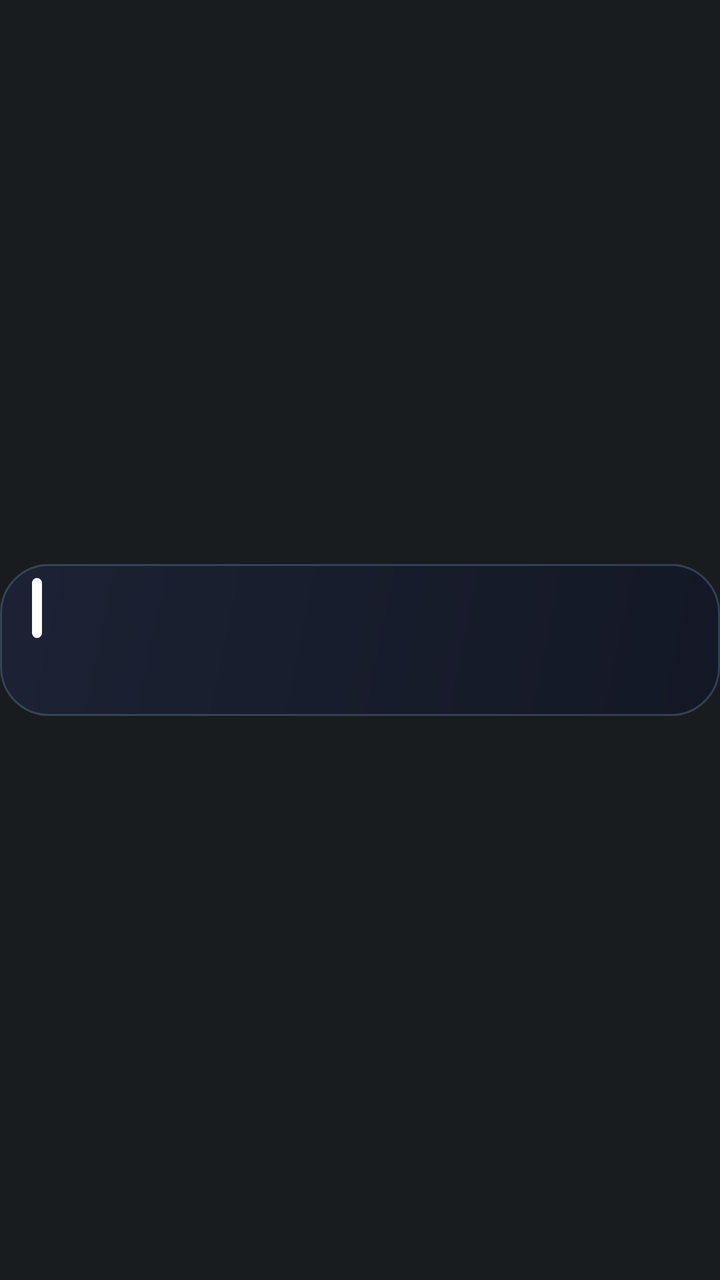
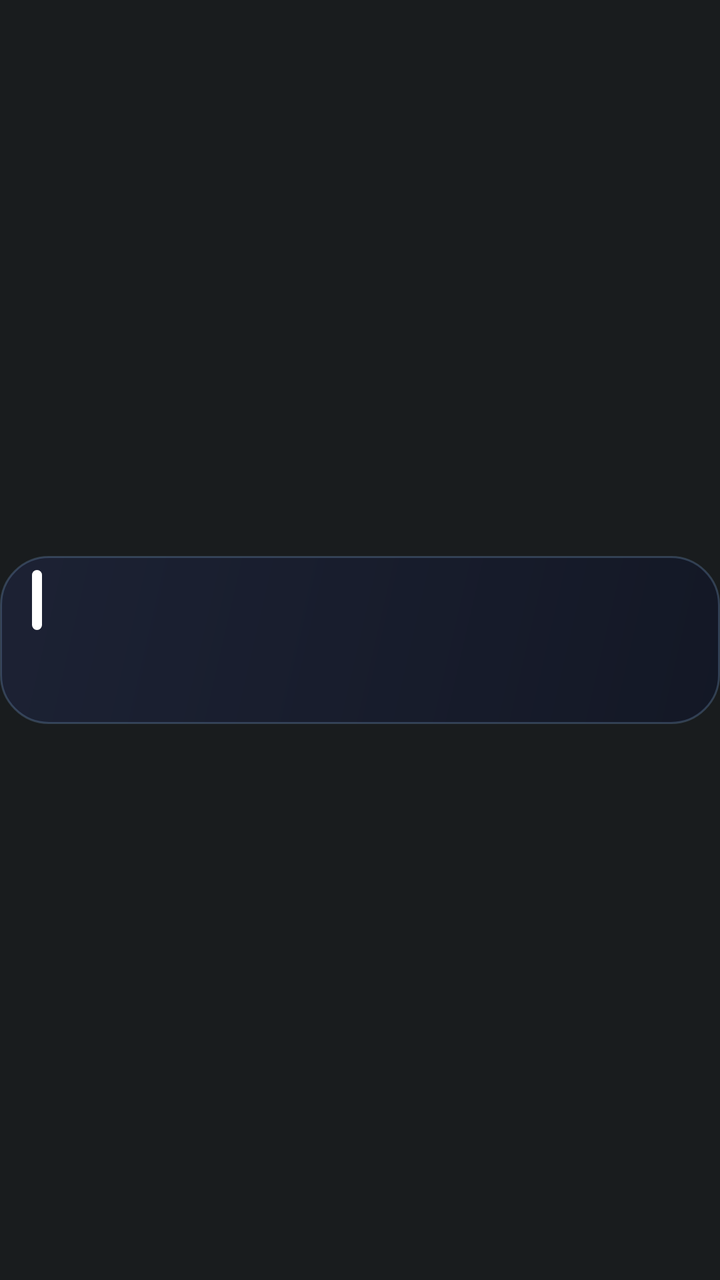

Screens rendered from an Android XML layout before and after an edit, with the pre-edit source and the edit as a unified diff.
<!-- AndroidManifest.xml: application theme Theme.AtAGlancePlus -->
<!-- res/layout/card_calendar_bottom.xml -->
<?xml version="1.0" encoding="utf-8"?>
<FrameLayout xmlns:android="http://schemas.android.com/apk/res/android"
    android:id="@+id/card_root"
    style="@style/AagCardRoot">

    <LinearLayout
        android:id="@+id/card_body"
        style="@style/AagCardBody"
        android:background="@drawable/card_bg_calendar"
        android:orientation="vertical">

        <LinearLayout
            android:layout_width="match_parent"
            android:layout_height="40dp"
            android:layout_marginTop="2dp"
            android:gravity="center_vertical"
            android:orientation="horizontal">

            <ImageView
                android:id="@+id/calendar_bar"
                android:layout_width="5dp"
                android:layout_height="30dp"
                android:contentDescription="@null"
                android:src="@drawable/calendar_bar" />

            <LinearLayout
                android:layout_width="0dp"
                android:layout_height="wrap_content"
                android:layout_marginStart="10dp"
                android:layout_weight="1"
                android:orientation="vertical">

                <TextView
                    android:id="@+id/calendar_title"
                    style="@style/AagText.Title"
                    android:layout_width="match_parent"
                    android:layout_height="wrap_content"
                    android:lineHeight="17sp"
                    android:textSize="14sp" />

                <TextView
                    android:id="@+id/calendar_detail"
                    style="@style/AagText.Label"
                    android:layout_width="match_parent"
                    android:layout_height="wrap_content"
                    android:fontFamily="sans-serif"
                    android:lineHeight="14sp"
                    android:textColor="#FFCBD5E1"
                    android:textSize="11sp" />
            </LinearLayout>
        </LinearLayout>

        <LinearLayout
            android:id="@+id/complications"
            android:layout_width="match_parent"
            android:layout_height="34dp"
            android:gravity="bottom|start"
            android:orientation="horizontal" />
    </LinearLayout>

    
    <ImageView
        android:id="@+id/hold_bar"
        android:layout_width="match_parent"
        android:layout_height="76dp"
        android:layout_gravity="center_vertical"
        android:contentDescription="@null"
        android:duplicateParentState="true"
        android:scaleType="fitXY"
        android:src="@drawable/hold_bar_red_400" />
</FrameLayout>
<!-- resources referenced by this layout -->
<resources>
  <!-- drawable calendar_bar (drawable) -->
  <?xml version="1.0" encoding="utf-8"?>
  <shape xmlns:android="http://schemas.android.com/apk/res/android" android:shape="rectangle">
      <solid android:color="#FFFFFFFF" />
      <corners android:radius="3dp" />
  </shape>
  <!-- drawable card_bg_calendar (drawable) -->
  <?xml version="1.0" encoding="utf-8"?>
  <shape xmlns:android="http://schemas.android.com/apk/res/android" android:shape="rectangle">
      <gradient android:angle="315" android:startColor="#E61C2236" android:endColor="#E6121726" android:type="linear" />
      <stroke android:width="1dp" android:color="#3893C5FD" />
      <corners android:radius="24dp" />
  </shape>
  <!-- drawable hold_bar_red_400 (drawable) -->
  <?xml version="1.0" encoding="utf-8"?>
  <animated-selector xmlns:android="http://schemas.android.com/apk/res/android">
      <item
          android:id="@+id/hold_pressed"
          android:drawable="@drawable/hold_bar_red_full"
          android:state_pressed="true" />
      <item
          android:id="@+id/hold_idle"
          android:drawable="@drawable/hold_bar_empty" />
      <transition
          android:drawable="@drawable/avd_hold_red_400"
          android:fromId="@id/hold_idle"
          android:toId="@id/hold_pressed" />
  </animated-selector>
  <style name="AagCardBody">
          <item name="android:layout_width">match_parent</item>
          <item name="android:layout_height">76dp</item>
          <item name="android:layout_gravity">center_vertical</item>
          <item name="android:paddingStart">16dp</item>
          <item name="android:paddingEnd">18dp</item>
      </style>
  <style name="AagCardRoot">
          <item name="android:layout_width">match_parent</item>
          <item name="android:layout_height">88dp</item>
          <item name="android:clipChildren">false</item>
          <item name="android:clipToPadding">false</item>
      </style>
  <style name="AagText.Label">
          <item name="android:textSize">12sp</item>
          <item name="android:fontFamily">sans-serif-medium</item>
          <item name="android:lineHeight">15sp</item>
          <item name="android:letterSpacing">0.0167</item>
          <item name="android:textColor">#FF93C5FD</item>
      </style>
  <style name="AagText.Title">
          <item name="android:textSize">17sp</item>
          <item name="android:fontFamily">sans-serif-medium</item>
          <item name="android:lineHeight">21sp</item>
      </style>
  <style name="Theme.AtAGlancePlus" parent="android:Theme.DeviceDefault.NoActionBar">
          <item name="android:windowLightStatusBar">false</item>
      </style>
  <!-- drawable hold_bar_empty (drawable) -->
  <?xml version="1.0" encoding="utf-8"?>
  <vector xmlns:android="http://schemas.android.com/apk/res/android"
      android:width="380dp"
      android:height="76dp"
      android:viewportWidth="380"
      android:viewportHeight="76">
      <path
          android:name="ring"
          android:pathData="M190.0,1.25 H356 A22.75,22.75 0 0 1 378.75,24 V52 A22.75,22.75 0 0 1 356,74.75 H24 A22.75,22.75 0 0 1 1.25,52 V24 A22.75,22.75 0 0 1 24,1.25 Z"
          android:strokeColor="#00000000"
          android:strokeLineCap="round"
          android:strokeWidth="2.5"
          android:trimPathEnd="0" />
  </vector>
  <!-- drawable hold_bar_red_zero (drawable) -->
  <?xml version="1.0" encoding="utf-8"?>
  <vector xmlns:android="http://schemas.android.com/apk/res/android"
      android:width="380dp"
      android:height="76dp"
      android:viewportWidth="380"
      android:viewportHeight="76">
      <path
          android:name="ring"
          android:pathData="M190.0,1.25 H356 A22.75,22.75 0 0 1 378.75,24 V52 A22.75,22.75 0 0 1 356,74.75 H24 A22.75,22.75 0 0 1 1.25,52 V24 A22.75,22.75 0 0 1 24,1.25 Z"
          android:strokeColor="#FFF43F5E"
          android:strokeLineCap="round"
          android:strokeWidth="2.5"
          android:trimPathEnd="0" />
  </vector>
  <!-- unchanged entries left out for length: 2 -->
</resources>

<!-- the commit's change to res/layout/card_calendar_bottom.xml (unified diff, before → after) -->
@@ -62,7 +62,7 @@
     <ImageView
         android:id="@+id/hold_bar"
         android:layout_width="match_parent"
-        android:layout_height="76dp"
+        android:layout_height="@dimen/card_body_height"
         android:layout_gravity="center_vertical"
         android:contentDescription="@null"
         android:duplicateParentState="true"
<!-- resource entries referenced after the edit -->
@@ -1,5 +1,6 @@
 <!-- resources referenced by this layout -->
 <resources>
+  <dimen name="card_body_height">84dp</dimen>
   <!-- drawable calendar_bar (drawable) -->
   <?xml version="1.0" encoding="utf-8"?>
   <shape xmlns:android="http://schemas.android.com/apk/res/android" android:shape="rectangle">
@@ -30,7 +31,7 @@
   </animated-selector>
   <style name="AagCardBody">
           <item name="android:layout_width">match_parent</item>
-          <item name="android:layout_height">76dp</item>
+          <item name="android:layout_height">@dimen/card_body_height</item>
           <item name="android:layout_gravity">center_vertical</item>
           <item name="android:paddingStart">16dp</item>
           <item name="android:paddingEnd">18dp</item>
